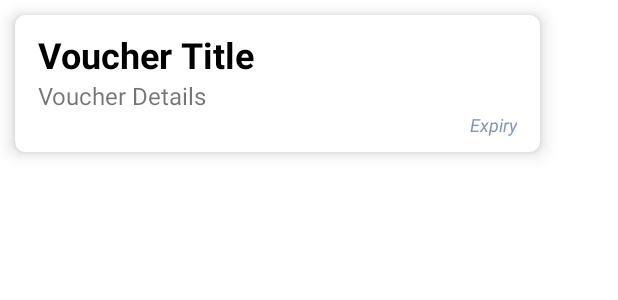
After one commit to iceclementi/CitiHackathon2021_User, an Android app: the layout qr_voucher_item.xml on its own in the app's theme, with its tools: preview values and no code run, on a phone screen of 412 x 824 dp. The commit adds this screen. Shown: the top 300 px of the screen. Run offline under Robolectric (Android 15) with nearby library versions, the phone set to English and light mode, and no system bars.

Commit message:
Include QR Generator

```diff
--- /dev/null
+++ b/app/src/main/res/layout/qr_voucher_item.xml
@@ -0,0 +1,54 @@
+<?xml version="1.0" encoding="utf-8"?>
+<com.google.android.material.card.MaterialCardView xmlns:android="http://schemas.android.com/apk/res/android"
+    xmlns:app="http://schemas.android.com/apk/res-auto"
+    android:id="@+id/parent"
+    android:layout_width="wrap_content"
+    android:layout_height="wrap_content"
+    android:layout_margin="10dp"
+    app:cardCornerRadius="7dp"
+    app:cardElevation="7dp">
+
+    <RelativeLayout
+        android:layout_width="350dp"
+        android:layout_height="wrap_content">
+
+        <RelativeLayout
+            android:id="@+id/qrVoucherItemLayout"
+            android:layout_width="match_parent"
+            android:layout_height="wrap_content"
+            android:paddingVertical="10dp"
+            android:paddingHorizontal="15sp">
+
+            <TextView
+                android:id="@+id/qrVoucherItemTitle"
+                android:layout_width="wrap_content"
+                android:layout_height="wrap_content"
+                android:text="Voucher Title"
+                android:textStyle="bold"
+                android:textSize="24sp"
+                android:textColor="@color/black"/>
+
+            <TextView
+                android:id="@+id/qrVoucherItemDetails"
+                android:layout_width="wrap_content"
+                android:layout_height="wrap_content"
+                android:text="Voucher Details"
+                android:textSize="16sp"
+                android:layout_below="@id/qrVoucherItemTitle" />
+
+            <TextView
+                android:id="@+id/qrVoucherItemExpiry"
+                android:layout_width="wrap_content"
+                android:layout_height="wrap_content"
+                android:text="Expiry"
+                android:textStyle="italic"
+                android:textSize="12sp"
+                android:textAlignment="textEnd"
+                android:textColor="@color/blue_A1L40"
+                android:layout_below="@id/qrVoucherItemDetails"
+                android:layout_alignParentRight="true"/>
+
+        </RelativeLayout>
+
+    </RelativeLayout>
+</com.google.android.material.card.MaterialCardView>
```
Also changed, not shown: app/src/main/java/com/example/ahben/Database.java (+50 -7 lines), app/src/main/java/com/example/ahben/MyVoucher.java (added, +96 -0 lines), app/src/main/java/com/example/ahben/QrRecyclerViewAdapter.java (added, +115 -0 lines), app/src/main/java/com/example/ahben/Utils.java (+31 -1 lines), app/src/main/java/com/example/ahben/Voucher.java (+2 -26 lines), app/src/main/java/com/example/ahben/VoucherRecyclerViewAdapter.java (+7 -4 lines), app/src/main/java/com/example/ahben/ui/home/HomeFragment.java (+12 -27 lines), app/src/main/res/layout/fragment_home.xml (+6 -18 lines), app/src/main/res/layout/qr_code_popup.xml (added, +80 -0 lines).
